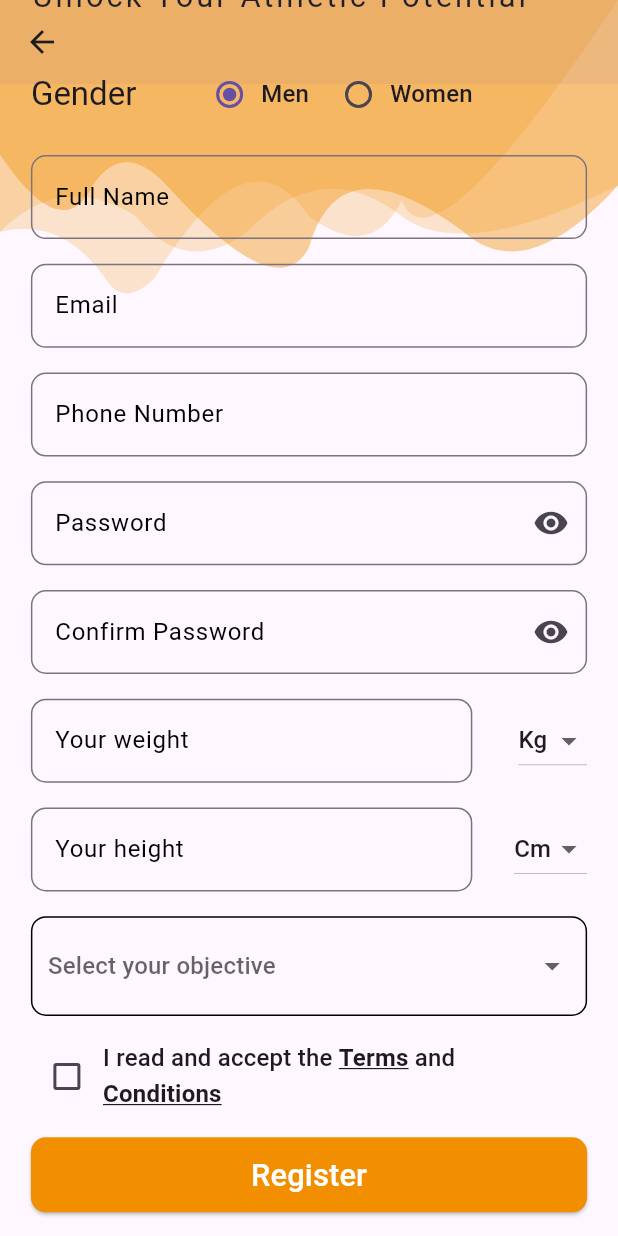
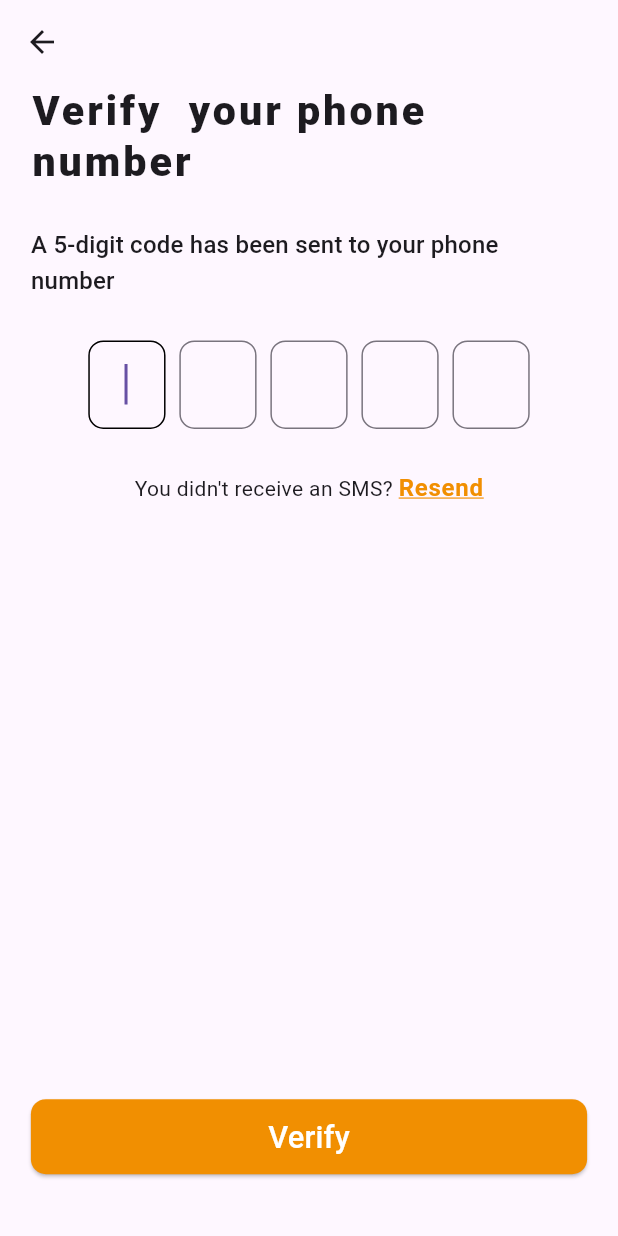
Before and after one commit to ReflectIQBusiness/sportify, a Flutter app: the Inscription screen opened by its route, scrolled down 180 dp, after a tap on "Register", on a phone screen of 412 x 824 dp. Run offline on Flutter 3.47's test engine with Material 2 defaults, Android fonts, the phone set to English and light mode, and no system bars; our stand-ins replace flutter_svg, get.

Commit message:
verify pin

```diff
--- a/lib/constants/routes.dart
+++ b/lib/constants/routes.dart
@@ -3,6 +3,7 @@ import 'package:sportapplication/views/inscription.dart';
 import 'package:sportapplication/views/introduction_screen.dart';
 import 'package:sportapplication/views/login.dart';
 import 'package:sportapplication/views/splash_screen.dart';
+import 'package:sportapplication/views/verify_phone.dart';
 
 var routes = [
   GetPage(
@@ -27,4 +28,10 @@ var routes = [
     transition: Transition.leftToRightWithFade,
     transitionDuration: Duration(milliseconds: 400),
   ),
+  GetPage(
+    name: VerifyPin.routeName,
+    page: () => VerifyPin(),
+    transition: Transition.rightToLeft,
+    transitionDuration: Duration(milliseconds: 400),
+  ),
 ];
--- a/lib/controller/inscription_screen_controller.dart
+++ b/lib/controller/inscription_screen_controller.dart
@@ -1,5 +1,6 @@
 import 'package:flutter/material.dart';
 import 'package:get/get.dart';
+import 'package:sportapplication/views/verify_phone.dart';
 
 class InscriptionScreenController extends GetxController {
   TextEditingController fullNameController = TextEditingController();
@@ -9,6 +10,19 @@ class InscriptionScreenController extends GetxController {
   TextEditingController heightController = TextEditingController();
   TextEditingController passwordController = TextEditingController();
   TextEditingController confirmPasswordController = TextEditingController();
+
+  //controller for textfield pin code
+  TextEditingController pin1Controller = TextEditingController();
+  TextEditingController pin2Controller = TextEditingController();
+  TextEditingController pin3Controller = TextEditingController();
+  TextEditingController pin4Controller = TextEditingController();
+  TextEditingController pin5Controller = TextEditingController();
+  //focus node for pin code
+  FocusNode pin1FocusNode = FocusNode();
+  FocusNode pin2FocusNode = FocusNode();
+  FocusNode pin3FocusNode = FocusNode();
+  FocusNode pin4FocusNode = FocusNode();
+  FocusNode pin5FocusNode = FocusNode();
 
   RxString selectedValue = "men".obs;
   RxString selectedWeightValue = "Kg".obs;
@@ -53,4 +67,8 @@ class InscriptionScreenController extends GetxController {
     visibleConfirm.value = !visibleConfirm.value;
     visibleConfirm.refresh();
   }
+
+  goToVerifyPin() {
+    Get.toNamed(VerifyPin.routeName);
+  }
 }
--- a/lib/views/inscription.dart
+++ b/lib/views/inscription.dart
@@ -109,7 +109,9 @@ class Inscription extends StatelessWidget {
 
   Widget createRegisterButton() {
     return ElevatedButton(
-      onPressed: () {},
+      onPressed: () {
+        controller.goToVerifyPin();
+      },
       style: ElevatedButton.styleFrom(
         minimumSize: Size(Get.width, 50),
         backgroundColor: orangeCustom,
--- /dev/null
+++ b/lib/views/verify_phone.dart
@@ -0,0 +1,182 @@
+import 'package:flutter/gestures.dart';
+import 'package:flutter/material.dart';
+import 'package:get/get.dart';
+import 'package:sportapplication/constants/colors.dart';
+import 'package:sportapplication/controller/inscription_screen_controller.dart';
+
+class VerifyPin extends StatelessWidget {
+  VerifyPin({super.key});
+  static const routeName = '/verify-pin';
+  final InscriptionScreenController controller =
+      Get.isRegistered<InscriptionScreenController>() ? Get.find<InscriptionScreenController>() : Get.put(InscriptionScreenController());
+  @override
+  Widget build(BuildContext context) {
+    return Scaffold(
+      appBar: AppBar(
+        elevation: 0,
+        backgroundColor: Colors.transparent,
+      ),
+      body: Column(
+        mainAxisSize: MainAxisSize.max,
+        children: [
+          Expanded(
+            child: SingleChildScrollView(
+              padding: EdgeInsets.symmetric(horizontal: Get.width / 20),
+              child: Column(
+                mainAxisAlignment: MainAxisAlignment.center,
+                crossAxisAlignment: CrossAxisAlignment.start,
+                children: [
+                  Text(
+                    "Verify  your phone number ",
+                    style: Get.textTheme.headlineLarge,
+                  ),
+                  createDividerSizedBox(),
+                  Text(
+                    "A 5-digit code has been sent to your phone number",
+                    style: Get.textTheme.titleMedium,
+                  ),
+                  createDividerSizedBox(),
+                  createPinRow(),
+                  createDividerSizedBox(),
+                  createResendCode(),
+                ],
+              ),
+            ),
+          ),
+          Padding(
+            padding: EdgeInsets.symmetric(
+              vertical: Get.height / 20,
+              horizontal: Get.width / 20,
+            ),
+            child: ElevatedButton(
+              onPressed: () {},
+              style: ElevatedButton.styleFrom(
+                minimumSize: Size(Get.width, 50),
+                backgroundColor: orangeCustom,
+                shape: RoundedRectangleBorder(
+                  borderRadius: BorderRadius.circular(10),
+                ),
+              ),
+              child: Text(
+                "Verify",
+                style: TextStyle(color: Colors.white, fontSize: Get.width / 20),
+              ),
+            ),
+          )
+        ],
+      ),
+    );
+  }
+
+  Widget createDividerSizedBox() {
+    return SizedBox(
+      height: Get.height / 30,
+    );
+  }
+
+  Widget createResendCode() {
+    return Center(
+      child: RichText(
+        text: TextSpan(
+          children: [
+            TextSpan(
+              text: "You didn't receive an SMS? ",
+              style: Get.textTheme.bodyMedium,
+            ),
+            TextSpan(
+              text: "Resend",
+              recognizer: TapGestureRecognizer()..onTap,
+              style: Get.textTheme.bodyLarge!.copyWith(
+                color: orangeCustom,
+                fontWeight: FontWeight.w700,
+                decoration: TextDecoration.underline,
+                decorationColor: orangeCustom,
+              ),
+            )
+          ],
+        ),
+      ),
+    );
+  }
+
+  Widget createPinRow() {
+    return Center(
+      child: SizedBox(
+        width: Get.width / 1.4,
+        child: Row(
+          mainAxisAlignment: MainAxisAlignment.spaceBetween,
+          children: [
+            createPinField(
+              controller.pin1Controller,
+              controller.pin1FocusNode,
+              TextInputAction.next,
+              nextFocusNode: controller.pin2FocusNode,
+            ),
+            createPinField(
+              controller.pin2Controller,
+              controller.pin2FocusNode,
+              TextInputAction.next,
+              nextFocusNode: controller.pin3FocusNode,
+            ),
+            createPinField(
+              controller.pin3Controller,
+              controller.pin3FocusNode,
+              TextInputAction.next,
+              nextFocusNode: controller.pin4FocusNode,
+            ),
+            createPinField(
+              controller.pin4Controller,
+              controller.pin4FocusNode,
+              TextInputAction.next,
+              nextFocusNode: controller.pin5FocusNode,
+            ),
+            createPinField(
+              controller.pin5Controller,
+              controller.pin5FocusNode,
+              TextInputAction.done,
+              nextFocusNode: null,
+            ),
+          ],
+        ),
+      ),
+    );
+  }
+
+  Widget createPinField(controller, nodeFocus, action, {nextFocusNode}) {
+    return SizedBox(
+      width: Get.width / 8,
+      child: TextField(
+        maxLength: 1,
+        controller: controller,
+        keyboardType: TextInputType.number,
+        textAlign: TextAlign.center,
+        textInputAction: action,
+        autofocus: true,
+        focusNode: nodeFocus,
+        style: Get.textTheme.headlineMedium,
+        onChanged: (value) {
+          if (action == TextInputAction.next) {
+            if (controller.text.length == 1) {
+              FocusScope.of(Get.context!).requestFocus(nextFocusNode);
+            }
+          } else {
+            if (controller.text.length == 1) {
+              FocusScope.of(Get.context!).unfocus();
+            }
+          }
+        },
+        decoration: InputDecoration(
+          counterText: "",
+          border: OutlineInputBorder(
+            borderRadius: BorderRadius.circular(10),
+            borderSide: BorderSide(color: Colors.black, width: 1),
+          ),
+          focusedBorder: OutlineInputBorder(
+            borderRadius: BorderRadius.circular(10),
+            borderSide: BorderSide(color: Colors.black, width: 1),
+          ),
+        ),
+      ),
+    );
+  }
+}
```
